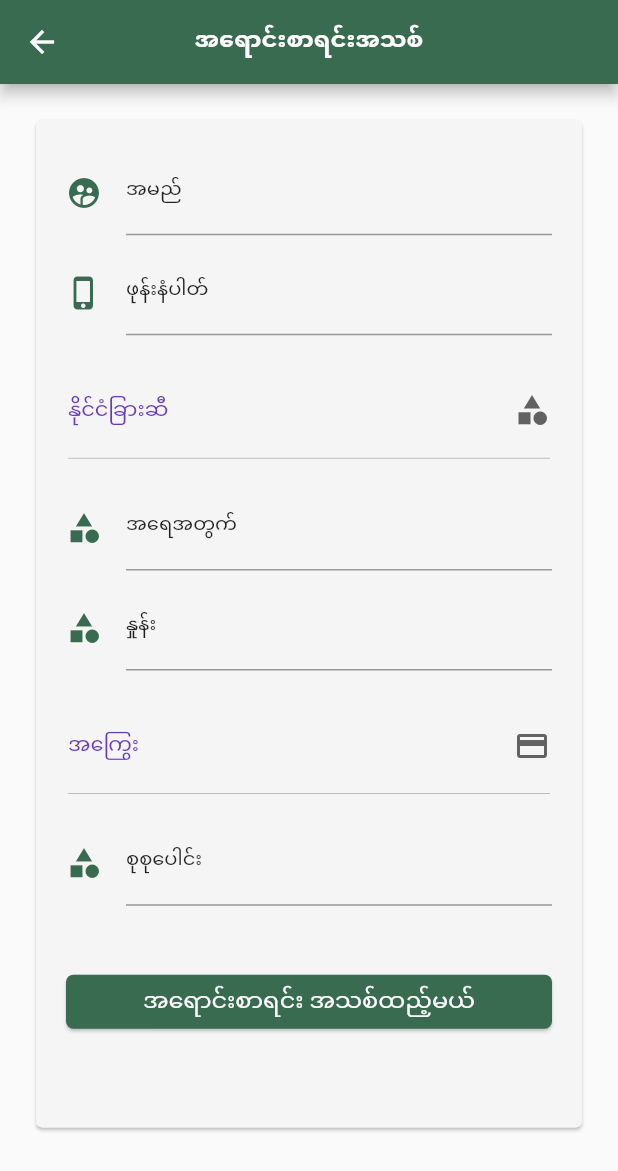
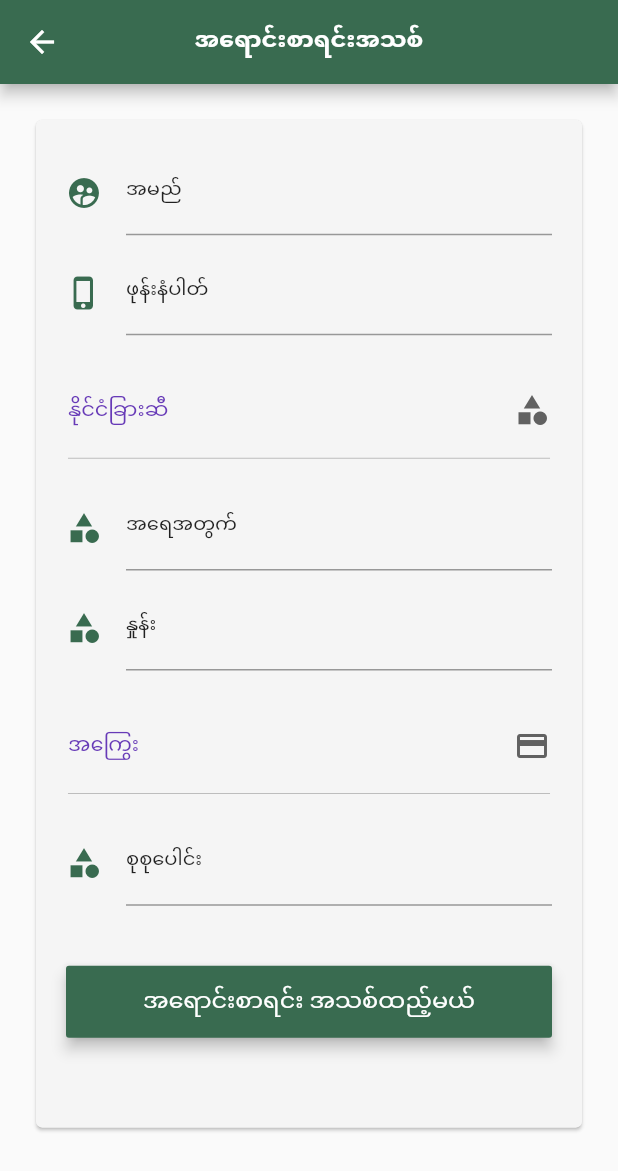
Before and after one commit to scmwinlinaung/petrol_pos, a Flutter app: the CreateSale screen opened directly, after a tap on "အရောင်းစာရင်း အသစ်ထည့်မယ်", on a phone screen of 412 x 824 dp. Shown: the top 1171 px of the screen. Run offline on Flutter 3.47's test engine with Material 2 defaults, Android fonts, the phone set to English and light mode, and no system bars; our stand-ins replace animated_text_kit, bloc, equatable, flutter_bloc, fluttertoast, font_awesome_flutter and 4 more; missing offline and left inert: blue_thermal_printer; Roboto replaces fonts that are missing (Pyidaungsu); statements that could not run were skipped.

Commit message:
add progress button

```diff
--- a/lib/src/screens/sale/create_sale_form.dart
+++ b/lib/src/screens/sale/create_sale_form.dart
@@ -2,6 +2,7 @@ import 'dart:async';
 
 import 'package:OilPos/src/screens/sale/bloc/bloc.dart';
 import 'package:OilPos/src/screens/sale/bloc/sale_bloc.dart';
+import 'package:OilPos/src/widgets/CreateRecordButton.dart';
 import 'package:OilPos/src/widgets/GoodTypeDropDown.dart';
 import 'package:OilPos/src/widgets/PaymentTypeDropDown.dart';
 import 'package:OilPos/src/widgets/PrimaryButton.dart';
@@ -221,10 +222,11 @@ class _CreateSaleFormState extends State<CreateSaleForm> {
                                   crossAxisAlignment:
                                       CrossAxisAlignment.stretch,
                                   children: <Widget>[
-                                    ButtonPrimary(
+                                    CreateRecordButton(
                                       color: _enabled
                                           ? Theme.of(context).primaryColor
                                           : Colors.grey,
+                                      title: "အရောင်းစာရင်း အသစ်ထည့်မယ်",
                                       onPressed: () {
                                         if (_enabled) {
                                           return _createSaleRecord(
@@ -233,8 +235,21 @@ class _CreateSaleFormState extends State<CreateSaleForm> {
                                         } else
                                           return null;
                                       },
-                                      title: "အရောင်းစာရင်း အသစ်ထည့်မယ်",
-                                    ),
+                                    )
+                                    // ButtonPrimary(
+                                    //   color: _enabled
+                                    //       ? Theme.of(context).primaryColor
+                                    //       : Colors.grey,
+                                    //   onPressed: () {
+                                    //     if (_enabled) {
+                                    //       return _createSaleRecord(
+                                    //           state.goodType,
+                                    //           state.paymentType);
+                                    //     } else
+                                    //       return null;
+                                    //   },
+                                    //   title: "အရောင်းစာရင်း အသစ်ထည့်မယ်",
+                                    // ),
                                   ],
                                 ),
                               ),
--- a/lib/src/widgets/CreateRecordButton.dart
+++ b/lib/src/widgets/CreateRecordButton.dart
@@ -1,18 +1,89 @@
+import 'dart:async';
+
 import 'package:flutter/material.dart';
 
-
-
-class CreateRecordButton extends StatelessWidget {
-  final VoidCallback _onPressed;
+class CreateRecordButton extends StatefulWidget {
+  final Function _onPressed;
   final String title;
   final Color color;
 
-  CreateRecordButton({Key key, VoidCallback onPressed, this.title, this.color})
+  CreateRecordButton({Key key, Function onPressed, this.title, this.color})
       : _onPressed = onPressed,
         super(key: key);
 
   @override
+  _CreateRecordButtonState createState() => _CreateRecordButtonState();
+}
+
+class _CreateRecordButtonState extends State<CreateRecordButton> {
+  String get title => widget.title;
+  Color get color => widget.color;
+  Function get onPressed => widget._onPressed;
+
+  int _state = 0;
+
+  @override
   Widget build(BuildContext context) {
-    return
+    return new MaterialButton(
+      child: setUpButtonChild(),
+      onPressed: () {
+        onPressed();
+        setState(() {
+          if (_state == 0) {
+            animateButton();
+          }
+        });
+      },
+      elevation: 4.0,
+      minWidth: double.infinity,
+      height: 48.0,
+      color: color,
+    );
+  }
+
+  Widget setUpButtonChild() {
+    if (color == Colors.grey) {
+      return Row(
+        children: [
+          Align(
+              alignment: AlignmentDirectional.center,
+              child: Text(
+                title,
+                style: const TextStyle(
+                  color: Colors.white,
+                  fontSize: 16.0,
+                ),
+              )),
+          Align(
+            alignment: AlignmentDirectional.centerEnd,
+            heightFactor: 0.8,
+            child: CircularProgressIndicator(
+                valueColor: AlwaysStoppedAnimation<Color>(Colors.white),
+              ),
+
+          ),
+        ],
+      );
+    } else {
+      return new Text(
+        title,
+        style: const TextStyle(
+          color: Colors.white,
+          fontSize: 16.0,
+        ),
+      );
+    }
+  }
+
+  void animateButton() {
+    setState(() {
+      _state = 1;
+    });
+
+    Timer(Duration(milliseconds: 3300), () {
+      setState(() {
+        _state = 2;
+      });
+    });
   }
 }
```
